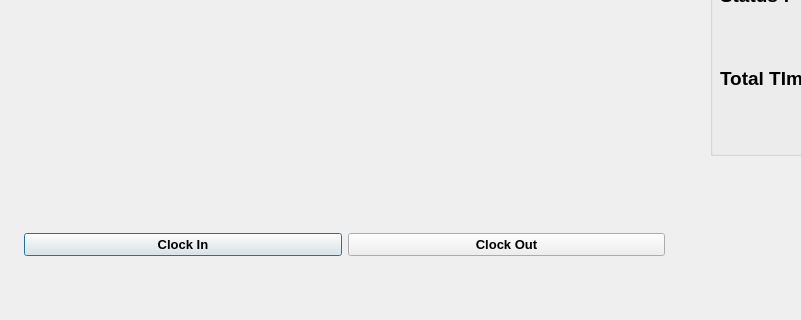
The window that outputwindow.ui (shreyan-haldankar/FaceRec) describes before a commit, drawn with Qt 5; both pictures show x 0 to 801 and y 375 to 695 of the 1015 by 695 pixel window.
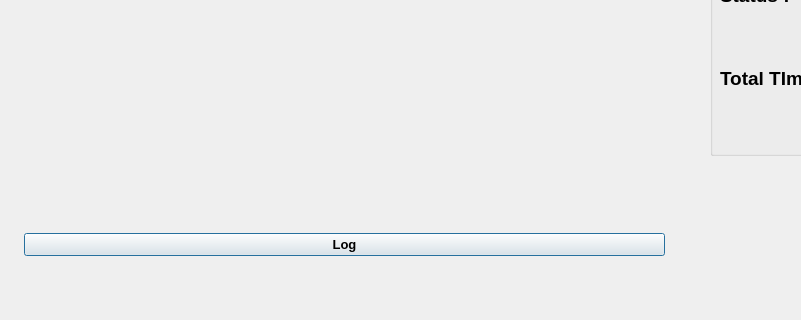
The same window after the commit. Icons and pictures are not drawn.

Diff of the .ui file:
```diff
--- a/outputwindow.ui
+++ b/outputwindow.ui
@@ -97,37 +97,37 @@
        <bool>false</bool>
       </property>
       <property name="text">
-       <string>Clock In</string>
+       <string>Log</string>
       </property>
       <property name="checkable">
        <bool>true</bool>
       </property>
      </widget>
     </item>
-    <item>
-     <widget class="QPushButton" name="ClockOutButton">
-      <property name="font">
-       <font>
-        <family>SansSerif</family>
-        <pointsize>10</pointsize>
-        <weight>75</weight>
-        <bold>true</bold>
-       </font>
-      </property>
-      <property name="autoFillBackground">
-       <bool>false</bool>
-      </property>
-      <property name="styleSheet">
-       <string notr="true"/>
-      </property>
-      <property name="text">
-       <string>Clock Out</string>
-      </property>
-      <property name="checkable">
-       <bool>true</bool>
-      </property>
-     </widget>
-    </item>
+<!--    <item>-->
+<!--     <widget class="QPushButton" name="ClockOutButton">-->
+<!--      <property name="font">-->
+<!--       <font>-->
+<!--        <family>SansSerif</family>-->
+<!--        <pointsize>10</pointsize>-->
+<!--        <weight>75</weight>-->
+<!--        <bold>true</bold>-->
+<!--       </font>-->
+<!--      </property>-->
+<!--      <property name="autoFillBackground">-->
+<!--       <bool>false</bool>-->
+<!--      </property>-->
+<!--      <property name="styleSheet">-->
+<!--       <string notr="true"/>-->
+<!--      </property>-->
+<!--      <property name="text">-->
+<!--       <string>Clock Out</string>-->
+<!--      </property>-->
+<!--      <property name="checkable">-->
+<!--       <bool>true</bool>-->
+<!--      </property>-->
+<!--     </widget>-->
+<!--    </item>-->
    </layout>
   </widget>
   <widget class="QWidget" name="gridLayoutWidget">
```
Left out of the diff: 2 changed lines with no effect on the pictures.
